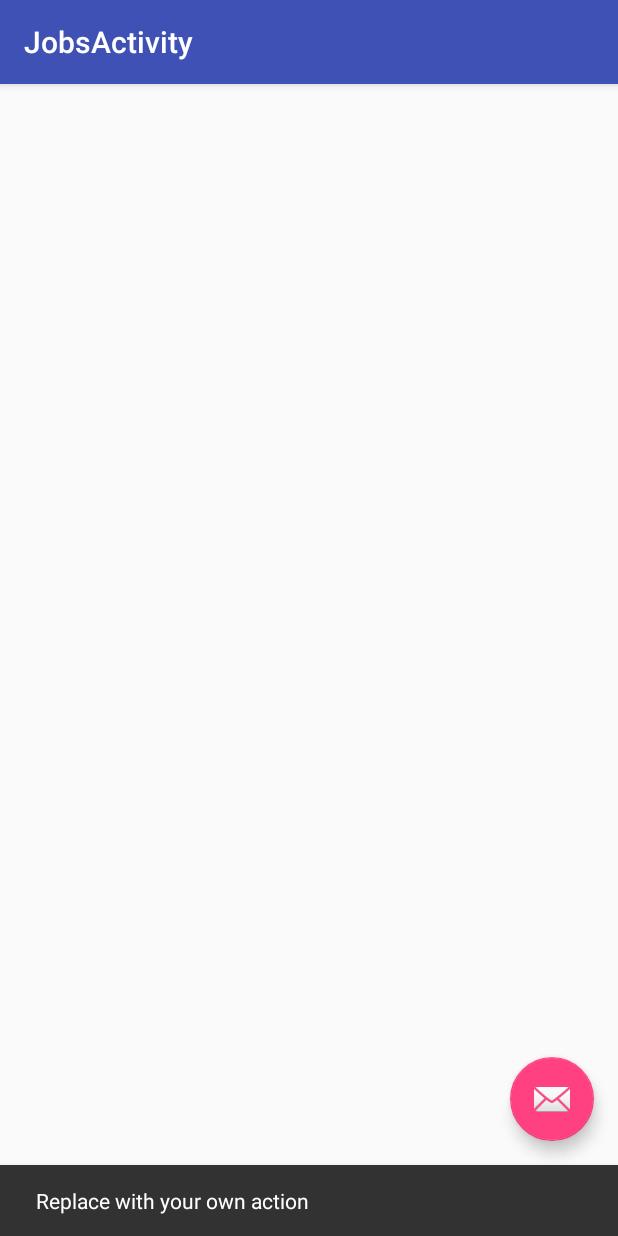
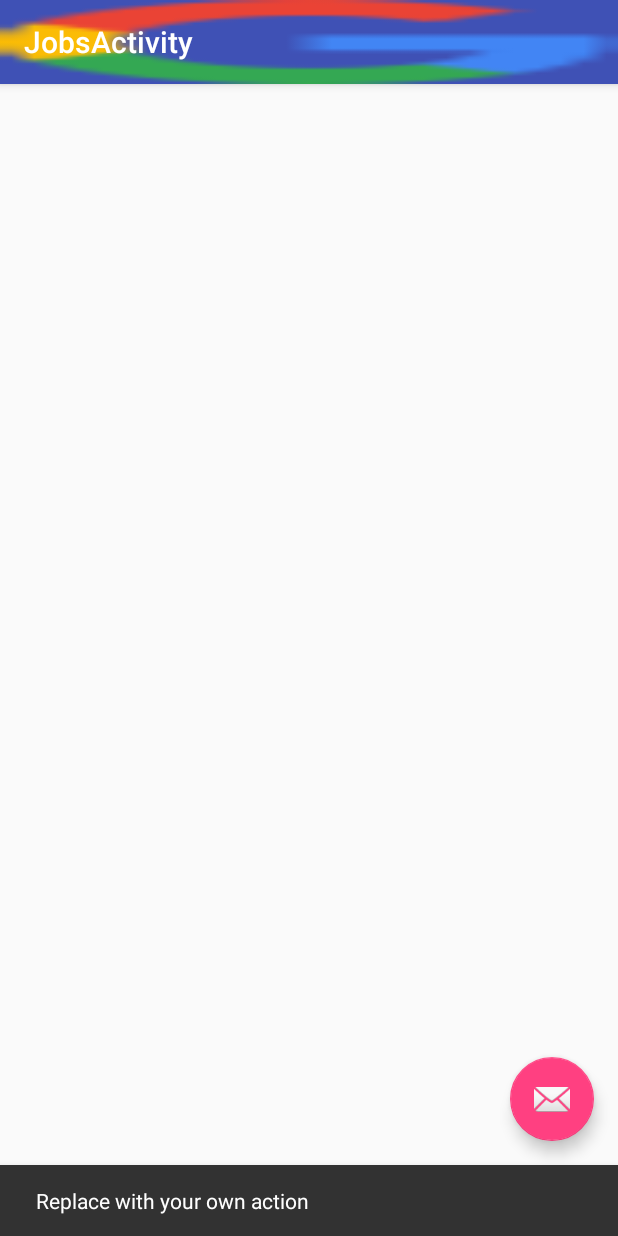
Before and after one commit to Skaaysebi/Hackaton2K18, an Android app: the JobsActivity screen opened directly, with no data from a screen before it, after a tap on an icon or button, on a phone screen of 412 x 824 dp. Run offline under Robolectric (Android 15) with nearby library versions, the phone set to English and light mode, and no system bars.

Commit message:
MergeLisaUndFelixDesign

```diff
--- a/app/src/main/res/layout/activity_jobs.xml
+++ b/app/src/main/res/layout/activity_jobs.xml
@@ -14,8 +14,8 @@
         <android.support.v7.widget.Toolbar
             android:id="@+id/toolbar"
             android:layout_width="match_parent"
-            android:layout_height="?attr/actionBarSize"
-            android:background="?attr/colorPrimary"
+            android:layout_height="match_parent"
+            android:background="@drawable/googleg_standard_color_18"
             app:popupTheme="@style/AppTheme.PopupOverlay" />
 
     </android.support.design.widget.AppBarLayout>
@@ -30,4 +30,6 @@
         android:layout_margin="@dimen/fab_margin"
         app:srcCompat="@android:drawable/ic_dialog_email" />
 
+    //Fügt zweites Layout hinzu
+    <include layout="@layout/bottom_menu_line"/>
 </android.support.design.widget.CoordinatorLayout>
```
Also changed, not shown: app/src/main/res/layout/activity_free.xml (line endings or trailing spaces).
